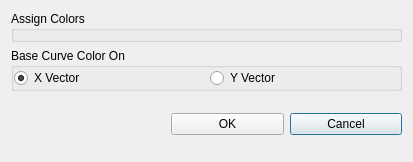
Old version of the form src/libkstapp/choosecolordialog.ui in the repository Kst-plot/kst.
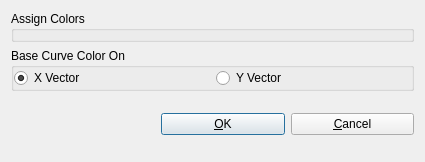
New version of the form.

Commit message: Add Implementation for ChooseColorDialog.

Diff of the .ui file:
```diff
--- a/src/libkstapp/choosecolordialog.ui
+++ b/src/libkstapp/choosecolordialog.ui
@@ -5,7 +5,7 @@
    <rect>
     <x>0</x>
     <y>0</y>
-    <width>413</width>
+    <width>425</width>
     <height>162</height>
    </rect>
   </property>
@@ -13,52 +13,6 @@
    <string>Assign Curve Color From File</string>
   </property>
   <layout class="QGridLayout" >
-   <item row="2" column="0" >
-    <layout class="QGridLayout" >
-     <property name="leftMargin" >
-      <number>0</number>
-     </property>
-     <property name="topMargin" >
-      <number>0</number>
-     </property>
-     <property name="rightMargin" >
-      <number>0</number>
-     </property>
-     <property name="bottomMargin" >
-      <number>0</number>
-     </property>
-     <item row="0" column="2" >
-      <widget class="QPushButton" name="Cancel" >
-       <property name="text" >
-        <string>Cancel</string>
-       </property>
-      </widget>
-     </item>
-     <item row="0" column="1" >
-      <widget class="QPushButton" name="OK" >
-       <property name="text" >
-        <string>OK</string>
-       </property>
-      </widget>
-     </item>
-     <item row="0" column="0" >
-      <spacer>
-       <property name="orientation" >
-        <enum>Qt::Vertical</enum>
-       </property>
-       <property name="sizeType" >
-        <enum>QSizePolicy::Expanding</enum>
-       </property>
-       <property name="sizeHint" >
-        <size>
-         <width>160</width>
-         <height>20</height>
-        </size>
-       </property>
-      </spacer>
-     </item>
-    </layout>
-   </item>
    <item row="0" column="0" >
     <widget class="QGroupBox" name="colorGroup" >
      <property name="title" >
@@ -131,6 +85,61 @@
      </layout>
     </widget>
    </item>
+   <item row="2" column="0" >
+    <layout class="QHBoxLayout" >
+     <property name="leftMargin" >
+      <number>0</number>
+     </property>
+     <property name="topMargin" >
+      <number>0</number>
+     </property>
+     <property name="rightMargin" >
+      <number>0</number>
+     </property>
+     <property name="bottomMargin" >
+      <number>0</number>
+     </property>
+     <item>
+      <spacer>
+       <property name="orientation" >
+        <enum>Qt::Vertical</enum>
+       </property>
+       <property name="sizeType" >
+        <enum>QSizePolicy::Expanding</enum>
+       </property>
+       <property name="sizeHint" >
+        <size>
+         <width>150</width>
+         <height>20</height>
+        </size>
+       </property>
+      </spacer>
+     </item>
+     <item>
+      <widget class="QPushButton" name="OK" >
+       <property name="whatsThis" >
+        <string>Apply new colors to applicable vectors.</string>
+       </property>
+       <property name="text" >
+        <string>&amp;OK</string>
+       </property>
+       <property name="default" >
+        <bool>true</bool>
+       </property>
+      </widget>
+     </item>
+     <item>
+      <widget class="QPushButton" name="Cancel" >
+       <property name="whatsThis" >
+        <string>Close dialog without applying further changes.</string>
+       </property>
+       <property name="text" >
+        <string>&amp;Cancel</string>
+       </property>
+      </widget>
+     </item>
+    </layout>
+   </item>
   </layout>
  </widget>
  <layoutdefault spacing="6" margin="11" />
```
The commit also changes 2 other files.
